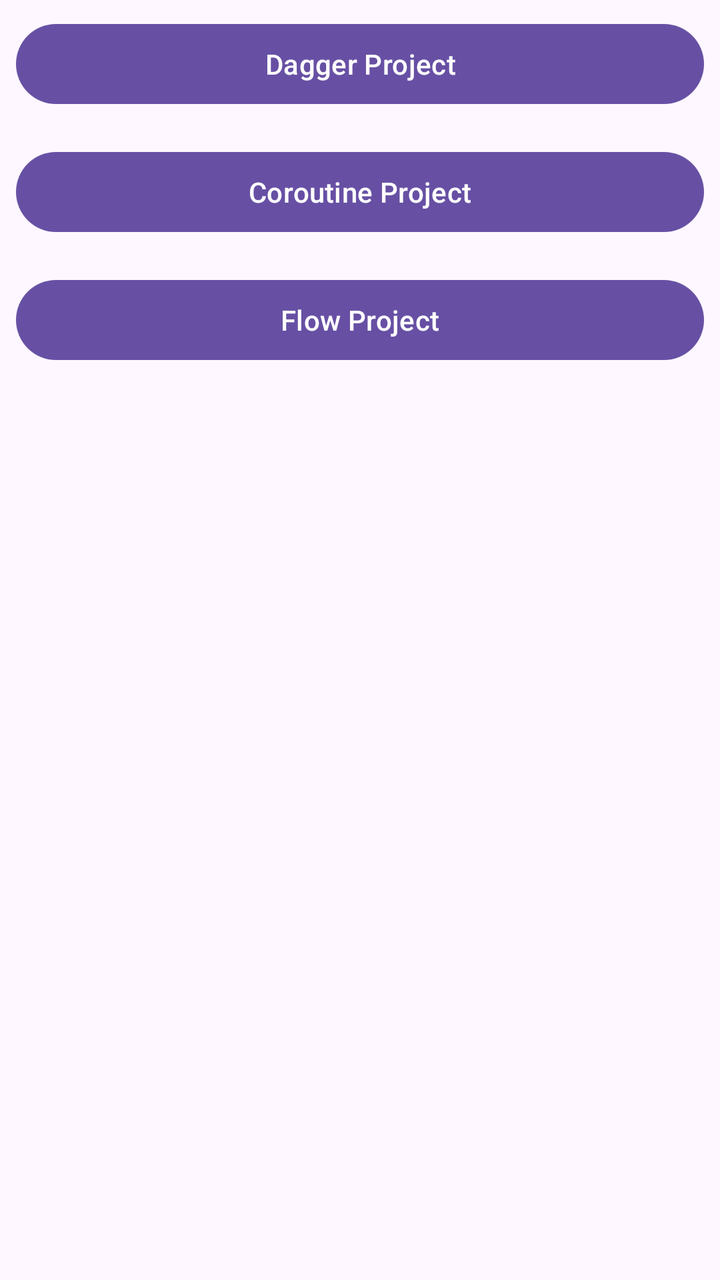
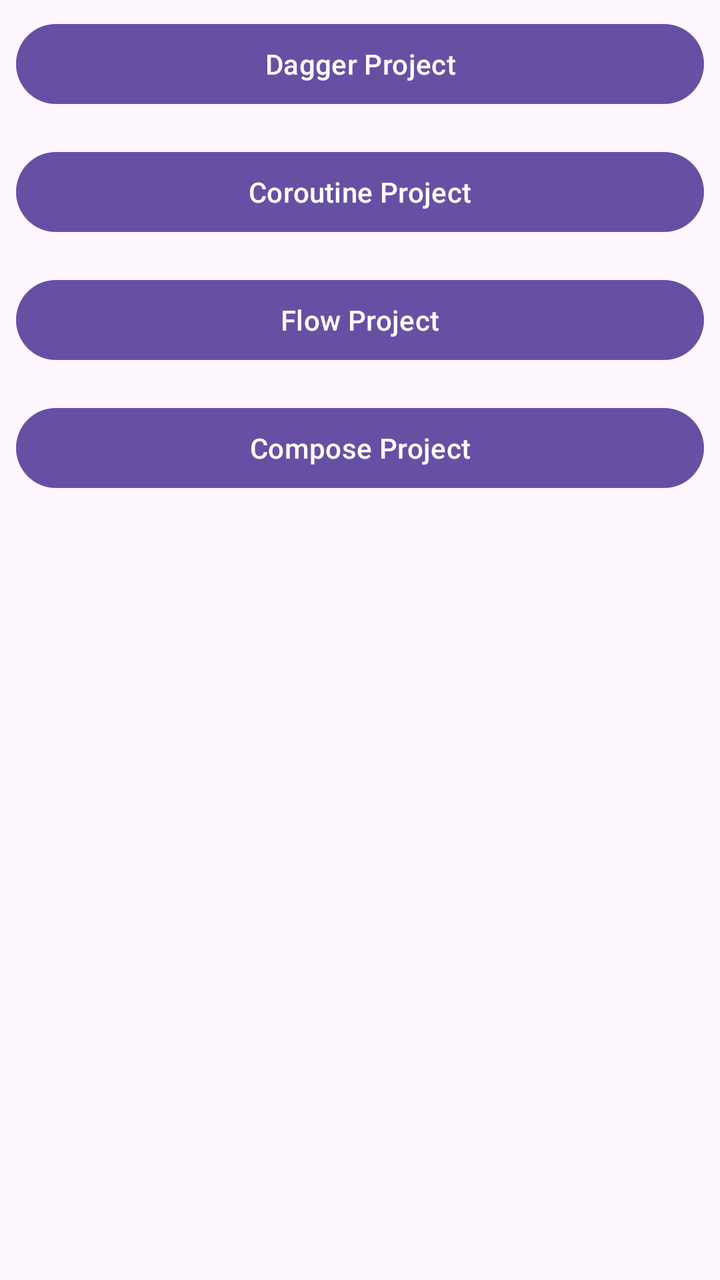

Two renders of the same Android screen: before a commit and after it. Below are the layout's source before the change and the commit's diff.
<!-- AndroidManifest.xml: application theme Theme.AllProject -->
<!-- res/layout/activity_main.xml -->
<?xml version="1.0" encoding="utf-8"?>
<LinearLayout xmlns:android="http://schemas.android.com/apk/res/android"
    xmlns:tools="http://schemas.android.com/tools"
    android:id="@+id/main"
    android:layout_width="match_parent"
    android:layout_height="match_parent"
    tools:context=".MainActivity"
    android:orientation="vertical">

    <Button
        android:id="@+id/btnDagger"
        android:layout_width="match_parent"
        android:layout_height="wrap_content"
        android:text="Dagger Project"
        android:layout_margin="8dp"/>

    <Button
        android:id="@+id/btnCoroutine"
        android:layout_width="match_parent"
        android:layout_height="wrap_content"
        android:text="Coroutine Project"
        android:layout_margin="8dp"/>

    <Button
        android:id="@+id/btnFlow"
        android:layout_width="match_parent"
        android:layout_height="wrap_content"
        android:text="Flow Project"
        android:layout_margin="8dp"/>

</LinearLayout>
<!-- resources referenced by this layout -->
<resources>
  <style name="Theme.AllProject" parent="Base.Theme.AllProject" />
  <style name="Base.Theme.AllProject" parent="Theme.Material3.DayNight.NoActionBar">
          
          
      </style>
</resources>

<!-- the commit's change to res/layout/activity_main.xml (unified diff, before → after) -->
@@ -28,4 +28,11 @@
         android:text="Flow Project"
         android:layout_margin="8dp"/>
 
+    <Button
+        android:id="@+id/btnCompose"
+        android:layout_width="match_parent"
+        android:layout_height="wrap_content"
+        android:layout_margin="8dp"
+        android:text="Compose Project" />
+
 </LinearLayout>
